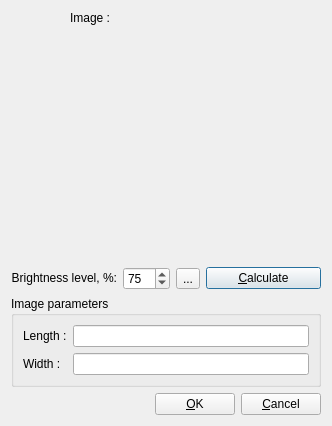
Before: the Qt Designer form io_client/app/reper_app/search_radio_image_fragment_form.ui in YuriyRusinov/reper, drawn with Qt 5.
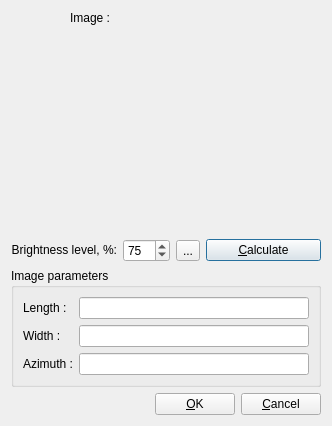
After: the same form once the commit is applied.

Commit message: Azimuth prototype.

Patch:
```diff
--- a/io_client/app/reper_app/search_radio_image_fragment_form.ui
+++ b/io_client/app/reper_app/search_radio_image_fragment_form.ui
@@ -111,6 +111,16 @@
       <item row="1" column="1">
        <widget class="QLineEdit" name="lEWidth"/>
       </item>
+      <item row="2" column="0">
+       <widget class="QLabel" name="lAzimuth">
+        <property name="text">
+         <string>&lt;html&gt;&lt;head/&gt;&lt;body&gt;&lt;p&gt;Azimuth :&lt;/p&gt;&lt;/body&gt;&lt;/html&gt;</string>
+        </property>
+       </widget>
+      </item>
+      <item row="2" column="1">
+       <widget class="QLineEdit" name="lEAzimuth"/>
+      </item>
      </layout>
     </widget>
    </item>
```
The commit also changes 2 other files.
